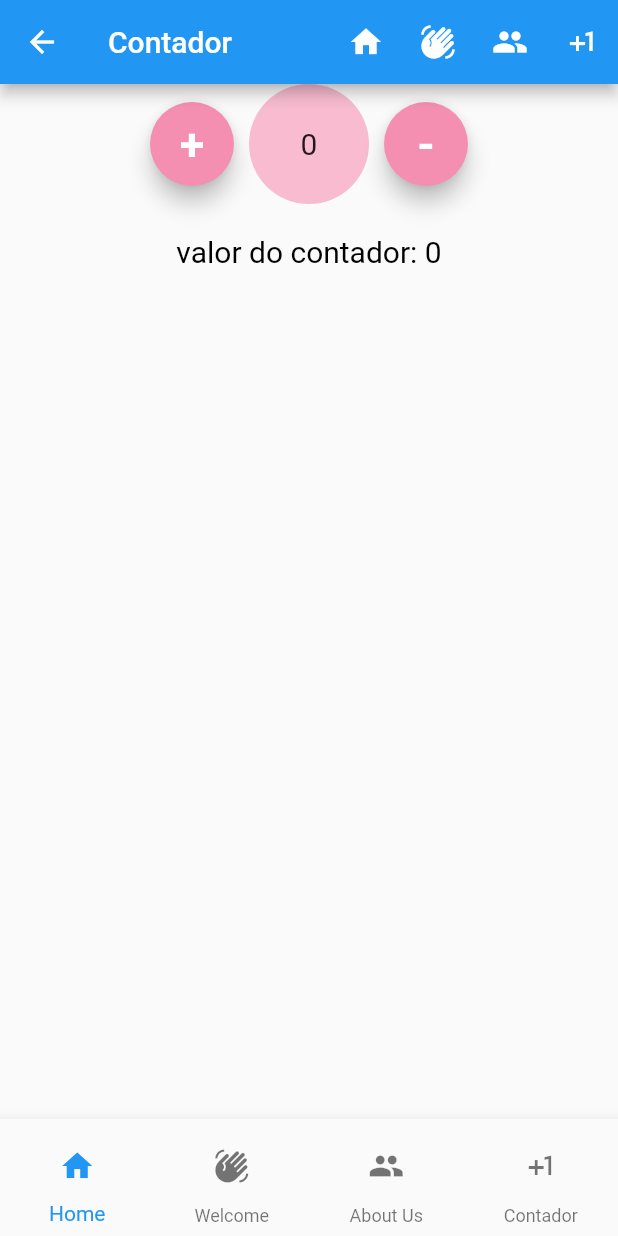
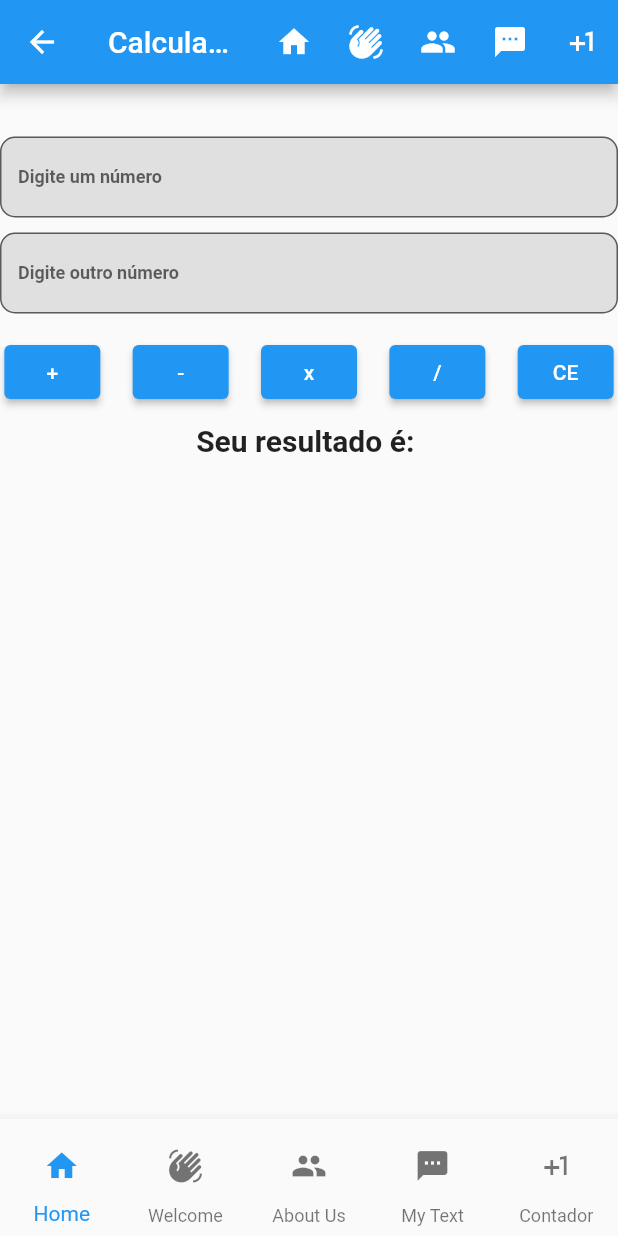
Before and after one commit to davMac606/wnk_flutter, a Flutter app: the screen it shows after launch, item 4 of the bottom bar chosen, on a phone screen of 412 x 824 dp. Run offline on Flutter 3.47's test engine with Material 2 defaults, Android fonts, the phone set to English and light mode, and no system bars; network calls fail.

Commit message:
final fixes

```diff
--- a/lib/footer.dart
+++ b/lib/footer.dart
@@ -26,6 +26,7 @@ class Footer extends BottomNavigationBar {
               ),
               label: "About Us",
             ),
+            BottomNavigationBarItem(icon: IconButton(onPressed: () => Navigator.pushNamed(context, "/my_text"), icon: const Icon(Icons.textsms_rounded)), label: "My Text"),
             BottomNavigationBarItem(
               icon: IconButton(
                 icon: const Icon(Icons.plus_one),
--- a/lib/homepage.dart
+++ b/lib/homepage.dart
@@ -8,10 +8,14 @@ class HomePage extends StatelessWidget {
 
   @override
   Widget build(BuildContext context) {
-    return PageModel(context,
+    return PageModel(
+      context,
       title: "Home",
       body: Center(
-        child: Text("Home")
+        child: Text(
+          "Seja bem-vindo ao nosso portfólio!",
+          style: TextStyle(fontSize: 20, fontWeight: FontWeight.bold),
+        ),
       ),
     );
   }
--- a/lib/main.dart
+++ b/lib/main.dart
@@ -5,6 +5,8 @@ import 'dart:developer';
 import 'package:flutter/material.dart';
 import 'package:wnk_flutter/counter_page.dart';
 import 'package:wnk_flutter/homepage.dart';
+import 'package:wnk_flutter/my_text.dart';
+import 'package:wnk_flutter/text_page.dart';
 import 'package:wnk_flutter/welcome.dart';
 import 'package:wnk_flutter/counter.dart';
 import 'package:wnk_flutter/aboutus.dart';
@@ -29,7 +31,8 @@ class MyApp extends StatelessWidget {
         '/': (context) => const HomePage(),
         '/welcome': (context) => const WelcomePage(),
         '/aboutus': (context) => const AboutPage(),
-        '/counter': (context) => const CounterPage()
+        '/counter': (context) => const CounterPage(),
+        '/my_text': (context) => const TextPage()
       },
     );
   }
--- /dev/null
+++ b/lib/my_text.dart
@@ -0,0 +1,151 @@
+// ignore_for_file: prefer_const_constructors, unnecessary_import, unused_import, implementation_imports
+
+import 'package:flutter/material.dart';
+import 'package:flutter/src/widgets/container.dart';
+import 'package:flutter/src/widgets/framework.dart';
+
+class MyText extends StatefulWidget {
+  const MyText({super.key});
+
+  @override
+  State<MyText> createState() => _MyTextState();
+}
+
+class _MyTextState extends State<MyText> {
+  String result = '';
+  double valor = 0;
+  double valor1 = 0;
+  double resultado = 0;
+  TextEditingController cmpTxt = TextEditingController();
+  TextEditingController cmpTxt1 = TextEditingController();
+  @override
+  Widget build(BuildContext context) {
+    return Column(
+      children: [
+                    Padding(padding: EdgeInsets.all(10.0)),
+        SizedBox(height: 15.0),
+        TextField(
+          controller: cmpTxt,
+          onChanged: (value) {
+            print(value);
+          },
+          style: TextStyle(
+            color: Color.fromARGB(255, 0, 0, 0),
+            fontSize: 12,
+            fontWeight: FontWeight.bold,
+          ),
+          decoration: InputDecoration(
+            labelText: 'Digite um número',
+            filled: true,
+            fillColor: Colors.grey[300],
+            border:
+                OutlineInputBorder(borderRadius: BorderRadius.circular(10.0)),
+          ),
+        ),
+        SizedBox(height: 10.0),
+        TextField(
+          controller: cmpTxt1,
+          onChanged: (value) {
+            print(value);
+          },
+          style: TextStyle(
+            color: Color.fromARGB(255, 0, 0, 0),
+            fontSize: 12,
+            fontWeight: FontWeight.bold,
+          ),
+          decoration: InputDecoration(
+            labelText: 'Digite outro número',
+            filled: true,
+            fillColor: Colors.grey[300],
+            border:
+                OutlineInputBorder(borderRadius: BorderRadius.circular(10.0)),
+          ),
+        ),
+        SizedBox(height: 15.0),
+        Row(
+
+          mainAxisAlignment: MainAxisAlignment.spaceAround,
+          children: [
+            ElevatedButton(
+                onPressed: () {
+                  setState(() {
+                    if (cmpTxt.text.isNotEmpty) {
+                      valor = double.parse(cmpTxt.text);
+                      valor1 = double.parse(cmpTxt1.text);
+                      resultado = valor + valor1;
+                      result = '$resultado';
+                      cmpTxt.clear();
+                      cmpTxt1.clear();
+                    } else {
+                      result = 'Campo vazio.';
+                    }
+                  });
+                },
+                child: Text('+')),
+            SizedBox(width: 10.0),
+            ElevatedButton(
+              onPressed: (() {
+                setState(() {
+                  valor = double.parse(cmpTxt.text);
+                  valor1 = double.parse(cmpTxt1.text);
+                  resultado = valor - valor1;
+                  result = "$resultado";
+                  cmpTxt.clear();
+                  cmpTxt1.clear();
+                });
+              }),
+              child: Text('-'),
+            ),
+            SizedBox(width: 10.0),
+            ElevatedButton(
+                onPressed: () {
+                  setState(() {
+                    if (cmpTxt.text.isNotEmpty) {
+                      valor = double.parse(cmpTxt.text);
+                      valor1 = double.parse(cmpTxt1.text);
+                      resultado = valor * valor1;
+                      result = "$resultado";
+                      cmpTxt.clear();
+                      cmpTxt1.clear();
+                    } else {
+                      result = 'Campo vazio.';
+                    }
+                  });
+                },
+                child: Text('x')),
+            SizedBox(width: 10.0),
+            ElevatedButton(
+                onPressed: () {
+                  setState(() {
+                    if (cmpTxt.text.isNotEmpty) {
+                      valor = double.parse(cmpTxt.text);
+                      valor1 = double.parse(cmpTxt1.text);
+                      resultado = valor / valor1;
+                      result = "$resultado";
+                      cmpTxt.clear();
+                      cmpTxt1.clear();
+                    } else {
+                      result = 'Campo vazio.';
+                    }
+                  });
+                },
+                child: Text('/')),
+            SizedBox(width: 10.0),
+            ElevatedButton(
+                onPressed: (() {
+                  cmpTxt.clear();
+                  cmpTxt1.clear();
+                  result = "";
+                  resultado = 0;
+                }),
+                child: Text('CE')),
+
+          ],
+        ),
+        SizedBox(height:10.0),
+           Text("Seu resultado é: $result", style: TextStyle(fontSize: 20, fontWeight: FontWeight.bold)),
+      ],
+
+    );
+  }
+}
--- a/lib/navbar.dart
+++ b/lib/navbar.dart
@@ -12,6 +12,8 @@ class NavBar extends AppBar {
           IconButton(
               onPressed: () => Navigator.pushNamed(context, "/aboutus"),
               icon: const Icon(Icons.people)),
+              IconButton(onPressed: () => Navigator.pushNamed(context, "/my_text"),
+              icon: const Icon(Icons.textsms_rounded)),
           IconButton(
               onPressed: () => Navigator.pushNamed(context, "/counter"),
               icon: const Icon(Icons.plus_one))
--- /dev/null
+++ b/lib/text_page.dart
@@ -0,0 +1,17 @@
+import 'package:flutter/material.dart';
+import 'package:wnk_flutter/my_text.dart';
+import 'package:wnk_flutter/page_model.dart';
+
+class TextPage extends StatelessWidget {
+  const TextPage({super.key});
+
+  @override
+  Widget build(BuildContext context) {
+    return PageModel(
+      context,
+      title: "Calculadora",
+      body: const Center(child: MyText()
+      ),
+    );
+  }
+}
```
Also changed, not shown: lib/aboutus.dart (+25 -4 lines).
